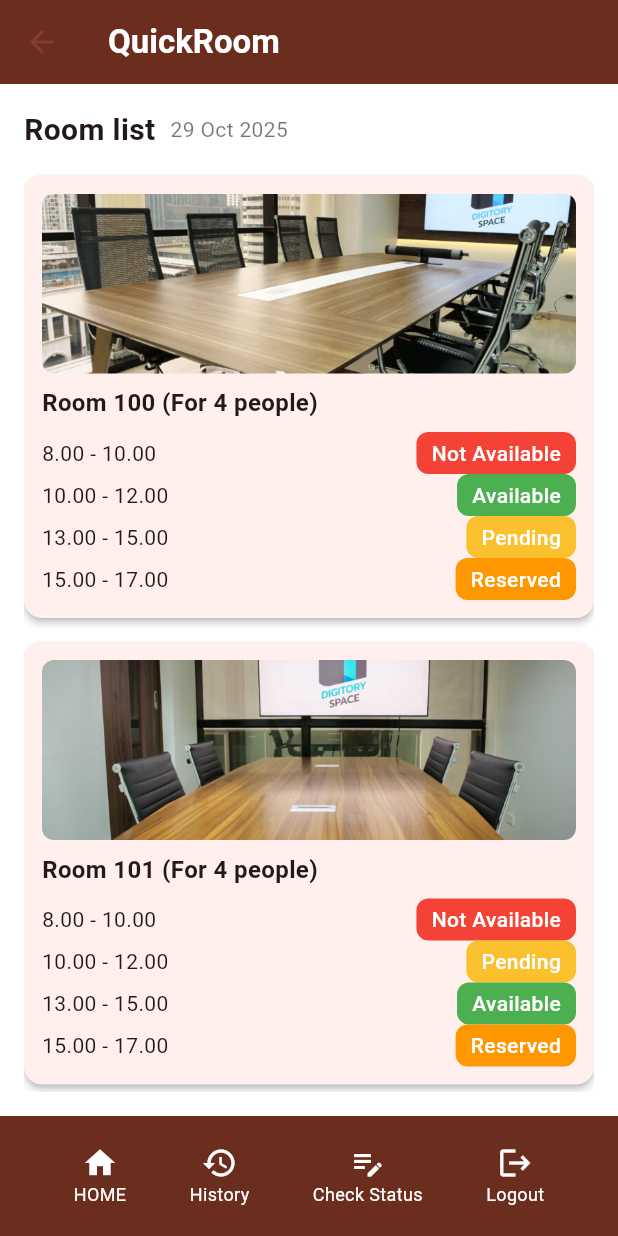
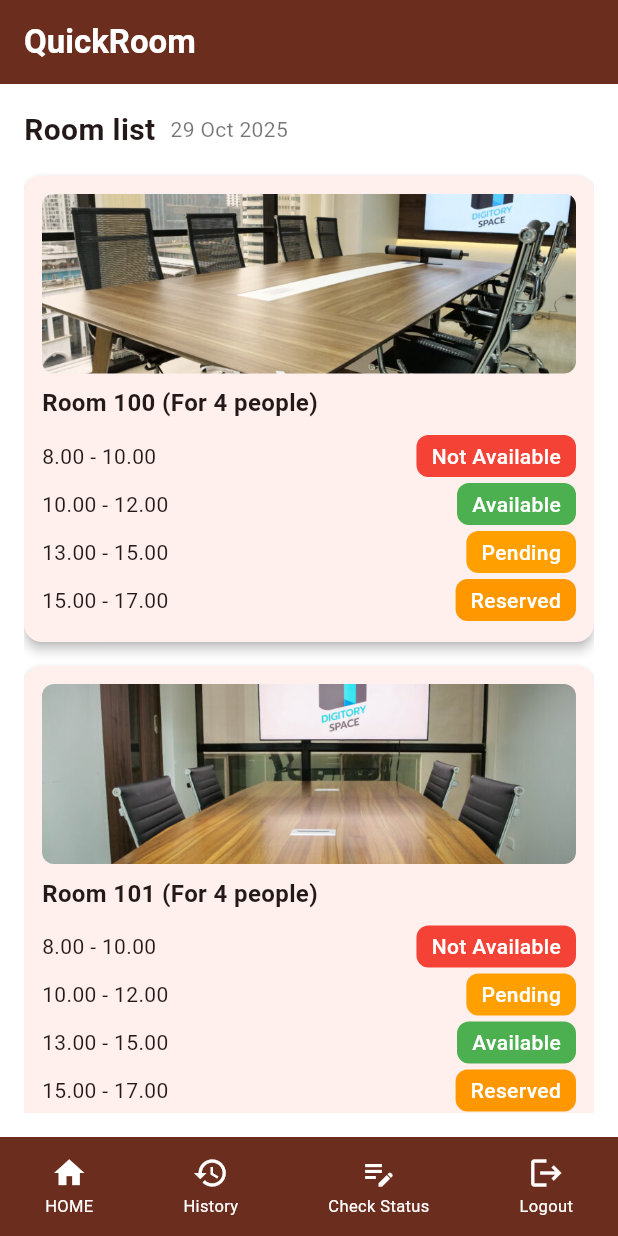
Before and after one commit to nongopal12/project_webapp_mobile_2, a Flutter app: the UserHomePage screen opened directly, on a phone screen of 412 x 824 dp. Run offline on Flutter 3.47's test engine with Material 3 defaults, Android fonts, the phone set to English and light mode, and no system bars.

Commit message:
Fixed BottomNavBar in booking_room1-2(History and checkstatus page have to fix because home button and logout button didn't work)

```diff
--- a/project2/lib/view/user/booking_room.dart
+++ b/project2/lib/view/user/booking_room.dart
@@ -1,5 +1,8 @@
 import 'package:flutter/material.dart';
 import 'package:project2/view/user/booking_room2.dart';
+import 'history_user.dart';
+import 'checkstatus.dart';
+import '../login.dart';
 
 class UserHomePage extends StatefulWidget {
   const UserHomePage({super.key});
@@ -9,7 +12,7 @@
 }
 
 class _BookingRoomPageState extends State<UserHomePage> {
-  // Mock data (ready to replace with API later)
+  // Mock data (ready for API connection later)
   final List<Map<String, dynamic>> roomList = [
     {
       "roomName": "Room 100 (For 4 people)",
@@ -58,7 +61,7 @@
       case "Available":
         return Colors.green;
       case "Pending":
-        return Colors.yellow[700]!;
+        return Colors.amber[700]!;
       case "Reserved":
         return Colors.orange;
       case "Not Available":
@@ -84,29 +87,40 @@
           'QuickRoom',
           style: TextStyle(color: Colors.white, fontWeight: FontWeight.bold),
         ),
-        centerTitle: false,
       ),
-      body: Padding(
+      body: SafeArea(
+        child: Padding(
           padding: const EdgeInsets.all(16.0),
           child: ListView(
             children: [
               Row(
                 children: [
-                const Text("Room list",
-                    style:
-                        TextStyle(fontSize: 20, fontWeight: FontWeight.bold)),
+                  const Text(
+                    "Room list",
+                    style: TextStyle(fontSize: 20, fontWeight: FontWeight.bold),
+                  ),
                   const SizedBox(width: 10),
-                Text(formattedDate,
-                    style: const TextStyle(color: Colors.black54)),
+                  Text(
+                    formattedDate,
+                    style: const TextStyle(color: Colors.black54),
+                  ),
                 ],
               ),
               const SizedBox(height: 16),
-            ...roomList.map((room) {
+              ...roomList.map((room) => _buildRoomCard(context, room)).toList(),
+            ],
+          ),
+        ),
+      ),
+      bottomNavigationBar: _buildBottomNavBar(context),
+    );
+  }
+
+  Widget _buildRoomCard(BuildContext context, Map<String, dynamic> room) {
     return Card(
       margin: const EdgeInsets.only(bottom: 16),
-                elevation: 2,
-                shape: RoundedRectangleBorder(
-                    borderRadius: BorderRadius.circular(12)),
+      elevation: 3,
+      shape: RoundedRectangleBorder(borderRadius: BorderRadius.circular(12)),
       child: Padding(
         padding: const EdgeInsets.all(12.0),
         child: Column(
@@ -114,35 +128,39 @@
           children: [
             ClipRRect(
               borderRadius: BorderRadius.circular(8),
-                        child: Image.asset(room['image'],
+              child: Image.asset(
+                room['image'],
                 height: 120,
                 width: double.infinity,
-                            fit: BoxFit.cover),
+                fit: BoxFit.cover,
+              ),
             ),
             const SizedBox(height: 8),
-                      Text(room['roomName'],
-                          style: const TextStyle(
-                              fontSize: 16, fontWeight: FontWeight.bold)),
+            Text(
+              room['roomName'],
+              style: const TextStyle(fontSize: 16, fontWeight: FontWeight.bold),
+            ),
             const SizedBox(height: 8),
             Column(
               children: room['slots'].map<Widget>((slot) {
                 final statusColor = getStatusColor(slot['status']);
-                          return Row(
+                return Padding(
+                  padding: const EdgeInsets.symmetric(vertical: 2),
+                  child: Row(
                     mainAxisAlignment: MainAxisAlignment.spaceBetween,
                     children: [
-                              Text(slot['time'],
-                                  style: const TextStyle(fontSize: 14)),
+                      Text(slot['time'], style: const TextStyle(fontSize: 14)),
                       GestureDetector(
                         onTap: slot['status'] == "Available"
                             ? () {
                                 Navigator.push(
                                   context,
                                   MaterialPageRoute(
-                                            builder: (context) =>
-                                                BookingRoomDetailPage(
+                                    builder: (context) => BookingRoomDetailPage(
                                       roomName: room['roomName'],
                                       timeSlot: slot['time'],
-                                                    image: room['image']),
+                                      image: room['image'],
+                                    ),
                                   ),
                                 );
                               }
@@ -158,23 +176,19 @@
                             slot['status'],
                             style: const TextStyle(
                               color: Colors.white,
-                                        fontWeight: FontWeight.w500),
+                              fontWeight: FontWeight.w500,
+                            ),
                           ),
                         ),
                       ),
                     ],
+                  ),
                 );
               }).toList(),
             ),
           ],
         ),
       ),
-              );
-            }),
-          ],
-        ),
-      ),
-      bottomNavigationBar: _buildBottomNavBar(context),
     );
   }
 
@@ -186,32 +200,96 @@
     return months[month - 1];
   }
 
-  // ต้องแก้ให้ปุ่มกดได้ กด log out แล้ว กลับไปหน้า log in
   Widget _buildBottomNavBar(BuildContext context) {
-    return BottomAppBar(
+    return Container(
       color: const Color(0xFF6B2E1E),
-      child: Padding(
-        padding: const EdgeInsets.symmetric(horizontal: 12, vertical: 6),
+      padding: const EdgeInsets.only(top: 6, bottom: 6),
+      child: SafeArea(
+        top: false,
         child: Row(
           mainAxisAlignment: MainAxisAlignment.spaceAround,
           children: [
-            _bottomIcon(Icons.home, "HOME"),
-            _bottomIcon(Icons.history, "History"),
-            _bottomIcon(Icons.edit_note, "Check Status"),
-            _bottomIcon(Icons.logout, "Logout"),
+            _BottomNavItem(
+              icon: Icons.home,
+              label: 'HOME',
+              onTap: () {
+                Navigator.pushAndRemoveUntil(
+                  context,
+                  MaterialPageRoute(builder: (_) => const UserHomePage()),
+                  (route) => false,
+                );
+              },
+            ),
+            _BottomNavItem(
+              icon: Icons.history,
+              label: 'History',
+              onTap: () {
+                Navigator.pushReplacement(
+                  context,
+                  MaterialPageRoute(builder: (_) => const HistoryPage()),
+                );
+              },
+            ),
+            _BottomNavItem(
+              icon: Icons.edit_note,
+              label: 'Check Status',
+              onTap: () {
+                Navigator.pushReplacement(
+                  context,
+                  MaterialPageRoute(builder: (_) => const CheckStatusPage()),
+                );
+              },
+            ),
+            _BottomNavItem(
+              icon: Icons.logout,
+              label: 'Logout',
+              onTap: () {
+                Navigator.pushAndRemoveUntil(
+                  context,
+                  MaterialPageRoute(builder: (_) => const LoginPage()),
+                  (route) => false,
+                );
+              },
+            ),
           ],
         ),
       ),
     );
   }
+}
 
-  Widget _bottomIcon(IconData icon, String label) {
-    return Column(
+class _BottomNavItem extends StatelessWidget {
+  final IconData icon;
+  final String label;
+  final VoidCallback onTap;
+
+  const _BottomNavItem({
+    required this.icon,
+    required this.label,
+    required this.onTap,
+  });
+
+  @override
+  Widget build(BuildContext context) {
+    return Flexible(
+      child: InkWell(
+        onTap: onTap,
+        splashColor: Colors.white24,
+        child: Padding(
+          padding: const EdgeInsets.symmetric(vertical: 6),
+          child: Column(
             mainAxisSize: MainAxisSize.min,
             children: [
-        Icon(icon, color: Colors.white),
-        Text(label, style: const TextStyle(color: Colors.white, fontSize: 12)),
+              Icon(icon, color: Colors.white, size: 24),
+              const SizedBox(height: 2),
+              Text(
+                label,
+                style: const TextStyle(color: Colors.white, fontSize: 11),
+              ),
             ],
+          ),
+        ),
+      ),
     );
   }
 }
```
Also changed, not shown: project2/lib/view/user/booking_room2.dart (+112 -31 lines). Lines whose indentation alone changed are shown as unchanged.
